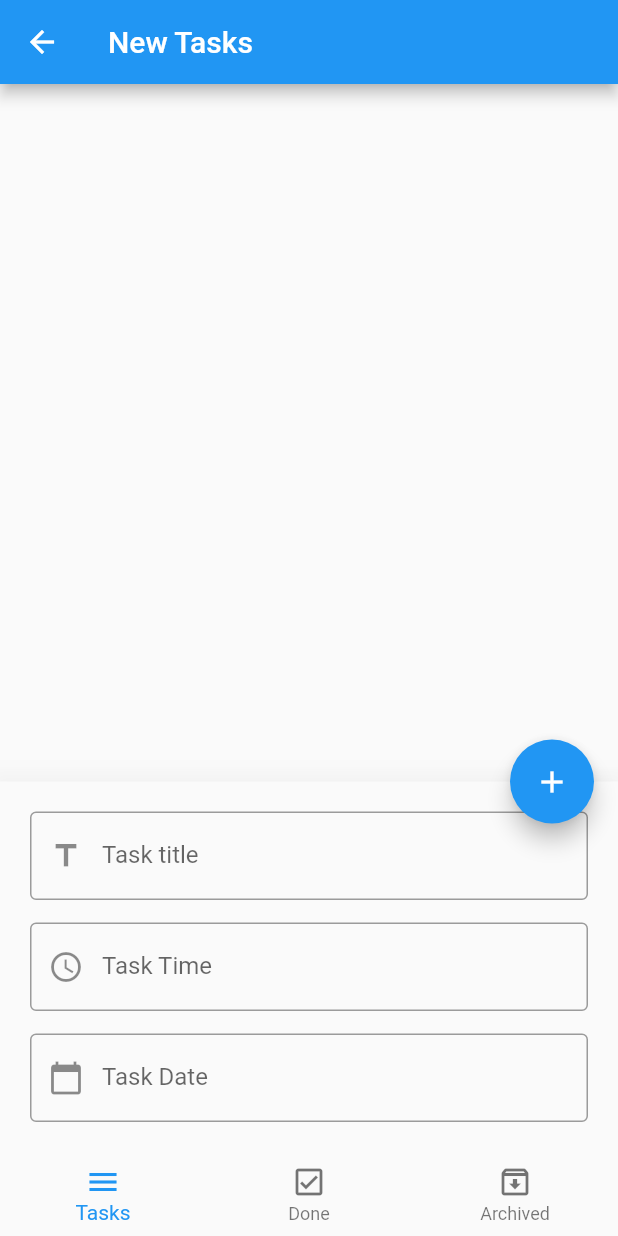
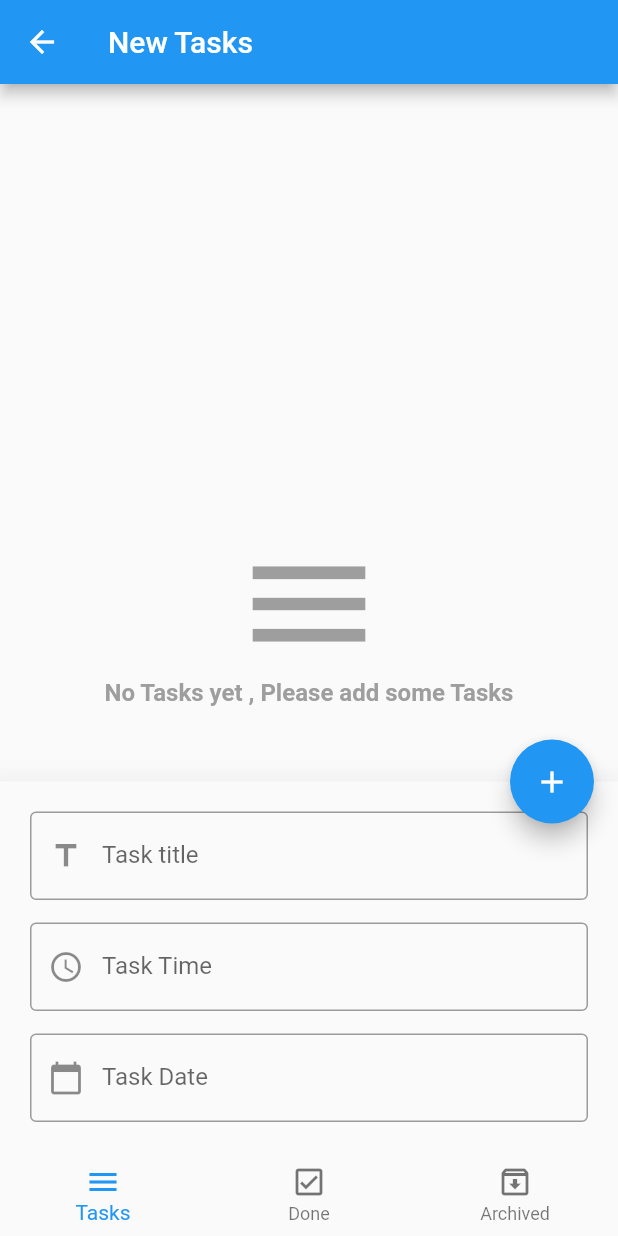
Before and after one commit to MoamenMohamed101/todo_app, a Flutter app: the screen it shows after launch, after a tap on the "edit" icon, on a phone screen of 412 x 824 dp. Run offline on Flutter 3.47's test engine with Material 2 defaults, Android fonts, the phone set to English and light mode, and no system bars; our stand-ins replace bloc, conditional_builder_null_safety, flutter_bloc, sqflite; accounts and stored records are empty.

Commit message:
todo_app

```diff
--- a/lib/modules/new_tasks/new_tasks_screen.dart
+++ b/lib/modules/new_tasks/new_tasks_screen.dart
@@ -1,3 +1,4 @@
+import 'package:conditional_builder_null_safety/conditional_builder_null_safety.dart';
 import 'package:flutter/material.dart';
 import 'package:flutter_bloc/flutter_bloc.dart';
 import 'package:todo_app/shared/components/components.dart';
@@ -12,14 +13,33 @@ class NewTasksScreen extends StatelessWidget {
     AppCubit cubit = AppCubit.get(context);
     return BlocConsumer<AppCubit, AppStates>(
       builder: (BuildContext context, state) {
-        return ListView.separated(
-          itemBuilder: (context, index) => buildTaskItems(cubit.tasks![index]),
-          separatorBuilder: (context, index) => Container(
-            width: double.infinity,
-            height: 1,
-            color: Colors.grey[300],
+        return ConditionalBuilder(
+          condition: cubit.newTasks!.isNotEmpty,
+          builder: (context) => ListView.separated(
+            itemBuilder: (context, index) =>
+                buildTaskItems(cubit.newTasks![index], context),
+            separatorBuilder: (context, index) => Container(
+              width: double.infinity,
+              height: 1,
+              color: Colors.grey[300],
+            ),
+            itemCount: cubit.newTasks!.length,
           ),
-          itemCount: cubit.tasks!.length,
+          fallback: (context) => Center(
+            child: Column(
+              mainAxisAlignment: MainAxisAlignment.center,
+              children: const [
+                Icon(Icons.menu, size: 100, color: Colors.grey),
+                Text(
+                  'No Tasks yet , Please add some Tasks',
+                  style: TextStyle(
+                      color: Colors.grey,
+                      fontSize: 16,
+                      fontWeight: FontWeight.bold),
+                ),
+              ],
+            ),
+          ),
         );
       },
       listener: (BuildContext context, Object? state) {},
--- a/lib/shared/components/components.dart
+++ b/lib/shared/components/components.dart
@@ -1,5 +1,6 @@
 import 'package:flutter/cupertino.dart';
 import 'package:flutter/material.dart';
+import 'package:todo_app/shared/cubit/cubit.dart';
 
 defaultButton({
   double? width,
@@ -59,7 +60,13 @@ defaultFormField({
       onFieldSubmitted: onFieldSubmitted,
       onChanged: onChanged,
     );
-buildTaskItems(Map model) => Padding(
+
+buildTaskItems(Map model, context) => Dismissible(
+      key: Key(model['id'].toString()),
+      onDismissed: (direction) {
+        AppCubit.get(context).deleteData(id: model['id']);
+      },
+      child: Padding(
         padding: const EdgeInsets.all(20.0),
         child: Row(
           children: [
@@ -73,14 +80,15 @@ buildTaskItems(Map model) => Padding(
             const SizedBox(
               width: 20,
             ),
-          Column(
+            Expanded(
+              child: Column(
                 crossAxisAlignment: CrossAxisAlignment.start,
                 mainAxisSize: MainAxisSize.min,
                 children: [
                   Text(
                     '${model['title']}',
-                style:
-                    const TextStyle(fontSize: 18, fontWeight: FontWeight.bold),
+                    style: const TextStyle(
+                        fontSize: 18, fontWeight: FontWeight.bold),
                   ),
                   Text(
                     '${model['time']}',
@@ -88,6 +96,27 @@ buildTaskItems(Map model) => Padding(
                   ),
                 ],
               ),
+            ),
+            const SizedBox(
+              width: 20,
+            ),
+            IconButton(
+              onPressed: () {
+                AppCubit.get(context)
+                    .updateData(status: 'done', id: model['id']);
+              },
+              icon: const Icon(Icons.check_box),
+              color: Colors.green,
+            ),
+            IconButton(
+              onPressed: () {
+                AppCubit.get(context)
+                    .updateData(status: 'archived', id: model['id']);
+              },
+              icon: const Icon(Icons.archive),
+              color: Colors.black45,
+            ),
           ],
         ),
+      ),
     );
--- a/lib/shared/cubit/cubit.dart
+++ b/lib/shared/cubit/cubit.dart
@@ -13,7 +13,9 @@ class AppCubit extends Cubit<AppStates> {
   Database? dataBase;
   IconData fabIcon = Icons.edit;
   bool? isBottomSheet = false;
-  List<Map>? tasks = [];
+  List<Map>? newTasks = [];
+  List<Map>? doneTasks = [];
+  List<Map>? archivedTasks = [];
   List screens = [
     const NewTasksScreen(),
     const DoneTasksScreen(),
@@ -51,13 +53,7 @@ class AppCubit extends Cubit<AppStates> {
       },
       // To open database
       onOpen: (database) {
-        getDataFromDataBase(database).then((value) {
-          tasks = value;
-          emit(AppGetDataBaseStates());
-          print(value);
-        }).catchError((error) {
-          print(error);
-        });
+        getDataFromDataBase(database);
         print('open database');
       },
     ).then((value) {
@@ -78,15 +74,7 @@ class AppCubit extends Cubit<AppStates> {
               'INSERT INTO tasks(title , date , time , status) VALUES("$title","$date","$time","new")')
           .then((value) {
         emit(AppInsertDataBaseStates());
-        getDataFromDataBase(dataBase).then((value) {
-          emit(AppGetDataBaseLoadingStates());
-          tasks = value;
-          print(tasks);
-          emit(AppGetDataBaseStates());
-          print(value);
-        }).catchError((error) {
-          print(error);
-        });
+        getDataFromDataBase(dataBase);
         print('$value is inserted successfully');
       }).catchError((error) {
         print('Error when Inserting New Record ${error.toString()}');
@@ -94,8 +82,25 @@ class AppCubit extends Cubit<AppStates> {
     });
   }
 
-  Future<List<Map>> getDataFromDataBase(database) async {
-    return await database!.rawQuery('SELECT * FROM tasks');
+  getDataFromDataBase(database) {
+    newTasks = [];
+    doneTasks = [];
+    archivedTasks = [];
+    emit(AppGetDataBaseLoadingStates());
+    database!.rawQuery('SELECT * FROM tasks').then((value) {
+      value!.forEach((element) {
+        if (element['status'] == 'new') {
+          newTasks!.add(element);
+        } else if (element['status'] == 'done') {
+          doneTasks!.add(element);
+        } else {
+          archivedTasks!.add(element);
+        }
+      });
+      emit(AppGetDataBaseStates());
+    }).catchError((error) {
+      print(error);
+    });
   }
 
   void changeBottomSheet({
@@ -106,4 +111,24 @@ class AppCubit extends Cubit<AppStates> {
     isBottomSheet = isShow;
     emit(AppChangeBottomSheetStates());
   }
+
+  updateData({@required String? status, @required int? id}) {
+    dataBase!.rawUpdate(
+        'UPDATE tasks SET status = ? WHERE id = ?', [status, id]).then((value) {
+      getDataFromDataBase(dataBase);
+      emit(AppUpdateDataBaseStates());
+    }).catchError((error) {
+      print(error.toString());
+    });
+  }
+
+  deleteData({@required int? id}) {
+    dataBase!.rawDelete('DELETE FROM tasks WHERE id = ?', [id]).then((value) {
+      emit(AppDeleteDataBaseStates());
+      getDataFromDataBase(dataBase);
+      emit(AppUpdateDataBaseStates());
+    }).catchError((error) {
+      print('Error is : ${error.toString()}');
+    });
+  }
 }
--- a/lib/shared/cubit/states.dart
+++ b/lib/shared/cubit/states.dart
@@ -12,4 +12,8 @@ class AppGetDataBaseStates extends AppStates {}
 
 class AppGetDataBaseLoadingStates extends AppStates {}
 
+class AppUpdateDataBaseStates extends AppStates {}
+
+class AppDeleteDataBaseStates extends AppStates {}
+
 class AppChangeBottomSheetStates extends AppStates {}
```
Also changed, not shown: lib/modules/archive_tasks/archived_tasks_screen.dart (+39 -2 lines), lib/modules/done_tasks/done_tasks_screen.dart (+39 -2 lines). Lines whose indentation alone changed are shown as unchanged.
